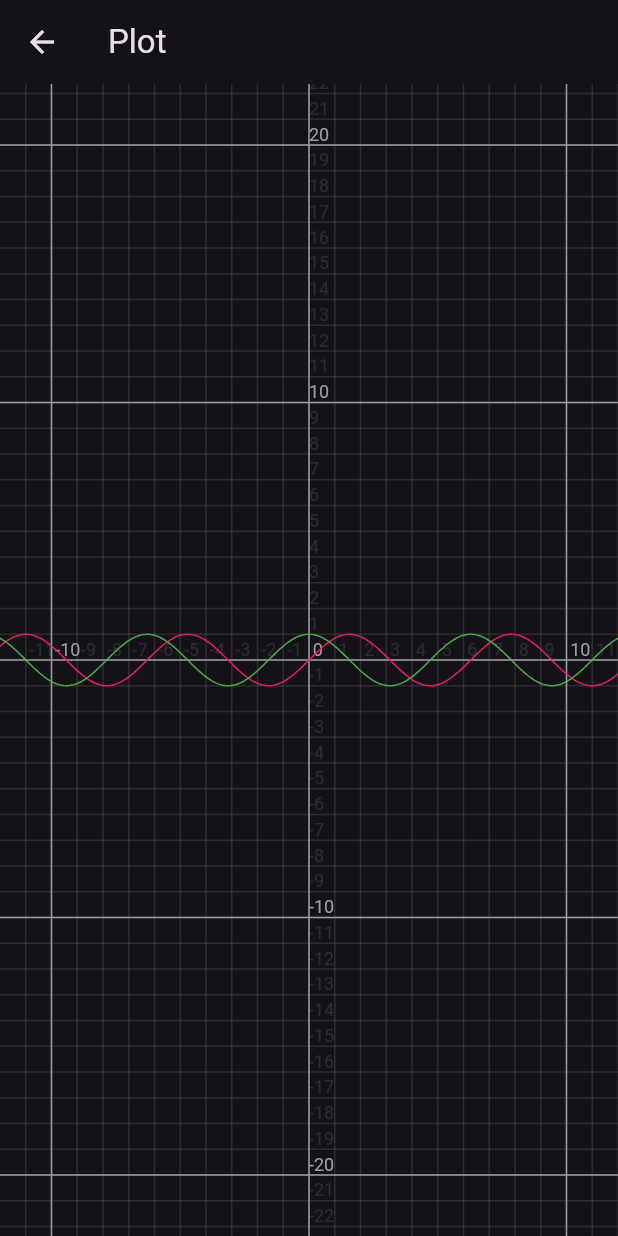
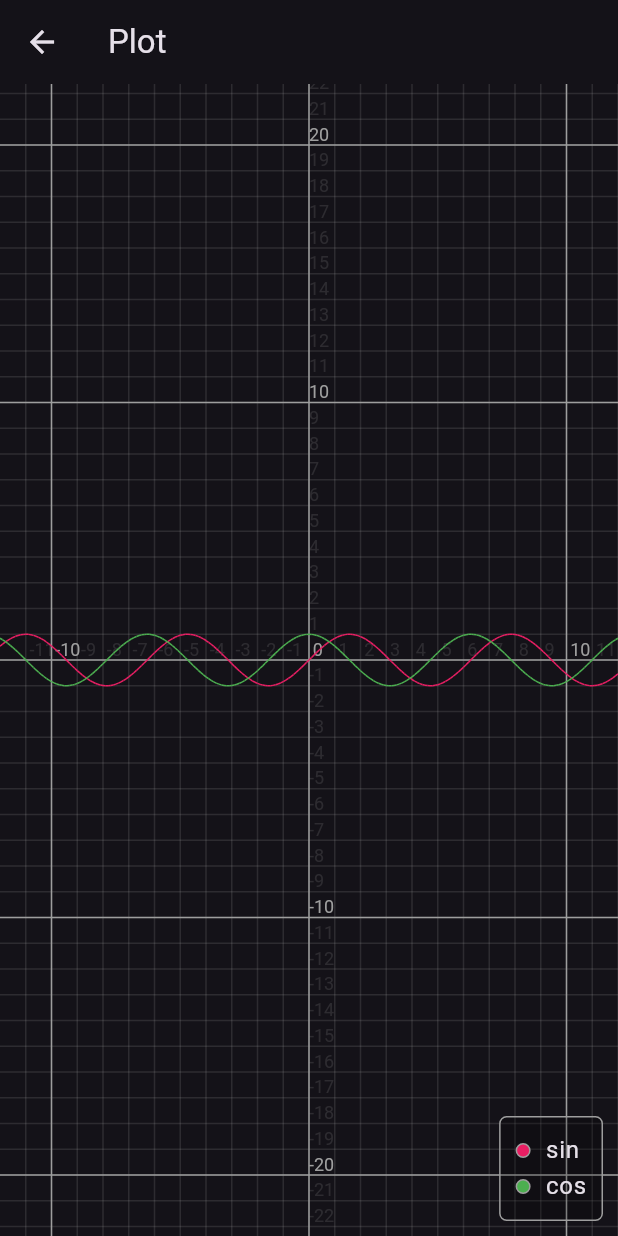
Before and after one commit to david072/funcially, a Flutter app: the screen it shows after launch, after a tap on the "show chart" icon, on a phone screen of 412 x 824 dp. Run offline on Flutter 3.47's test engine with Material 2 defaults, Android fonts, the phone set to English and light mode, and no system bars; our stand-ins replace after_layout, google_fonts, settings_ui, shared_preferences; missing offline and left inert: dart:ffi, linked_scroll_controller; statements that could not run were skipped; project files that could hold a hidden picture were left out.

Commit message:
feat(frontend): simple plot legend

```diff
--- a/frontend/lib/pages/plot_page.dart
+++ b/frontend/lib/pages/plot_page.dart
@@ -18,10 +18,12 @@ class _PlotPageState extends State<PlotPage> {
       body: const PlotWidget(
         graphs: [
           PlotGraph(
+            name: "sin",
             function: sin,
             color: Colors.pink,
           ),
           PlotGraph(
+            name: "cos",
             function: cos,
             color: Colors.green,
           ),
--- a/frontend/lib/widgets/plot.dart
+++ b/frontend/lib/widgets/plot.dart
@@ -383,10 +383,12 @@ class _PlotPainter extends CustomPainter {
 }
 
 class PlotGraph {
+  final String name;
   final Color color;
   final double Function(double x) function;
 
   const PlotGraph({
+    required this.name,
     required this.function,
     this.color = Colors.white,
   });
@@ -405,7 +407,10 @@ class PlotGraph {
 
   @override
   bool operator ==(Object other) =>
-      other is PlotGraph && other.color == color && other.function == function;
+      other is PlotGraph &&
+      other.name == name &&
+      other.color == color &&
+      other.function == function;
 
   @override
   int get hashCode => Object.hash(color, function);
@@ -424,6 +429,8 @@ class PlotWidget extends StatefulWidget {
 }
 
 class _PlotWidgetState extends State<PlotWidget> {
+  List<(bool, PlotGraph)> graphs = const [];
+
   _PlotBounds? bounds;
 
   late Offset previousScalePos;
@@ -461,6 +468,38 @@ class _PlotWidgetState extends State<PlotWidget> {
   }
 
   @override
+  void initState() {
+    super.initState();
+    updateGraphs(widget);
+  }
+
+  @override
+  void didUpdateWidget(PlotWidget oldWidget) {
+    super.didUpdateWidget(oldWidget);
+    updateGraphs(oldWidget);
+  }
+
+  void updateGraphs(PlotWidget widget) {
+    if (graphs.isEmpty) {
+      graphs = widget.graphs.map((g) => (true, g)).toList();
+      return;
+    }
+
+    var newGraphs = const <(bool, PlotGraph)>[];
+    for (var g in widget.graphs) {
+      var index = graphs.indexWhere((e) => e.$2.name == g.name);
+      if (index != -1) {
+        newGraphs.add((graphs[index].$1, g));
+        continue;
+      }
+
+      newGraphs.add((true, g));
+    }
+
+    graphs = newGraphs;
+  }
+
+  @override
   Widget build(BuildContext context) {
     return LayoutBuilder(builder: (context, constraints) {
       if (bounds == null) {
@@ -470,7 +509,9 @@ class _PlotWidgetState extends State<PlotWidget> {
         bounds = _PlotBounds(x: x, y: y);
       }
 
-      return GestureDetector(
+      return Stack(
+        children: [
+          GestureDetector(
             onScaleStart: (details) {
               previousScalePos = details.localFocalPoint;
               lastScalingFactor = 1;
@@ -483,11 +524,81 @@ class _PlotWidgetState extends State<PlotWidget> {
             child: CustomPaint(
               painter: _PlotPainter(
                 bounds: bounds!,
-            graphs: widget.graphs,
+                graphs: graphs.where((e) => e.$1).map((e) => e.$2).toList(),
               ),
               size: Size.infinite,
             ),
+          ),
+          Align(
+            alignment: Alignment.bottomRight,
+            child: _PlotLegend(
+              graphs: graphs,
+              onChanged: (i, enabled) {
+                graphs[i] = (enabled, graphs[i].$2);
+                setState(() {});
+              },
+            ),
+          ),
+        ],
       );
     });
   }
 }
+
+class _PlotLegend extends StatelessWidget {
+  const _PlotLegend({
+    super.key,
+    required this.graphs,
+    required this.onChanged,
+  });
+
+  final List<(bool, PlotGraph)> graphs;
+
+  final void Function(int i, bool enabled) onChanged;
+
+  @override
+  Widget build(BuildContext context) {
+    return Container(
+      decoration: BoxDecoration(
+        color: Colors.black.withOpacity(.2),
+        border: Border.all(
+          color: Colors.grey,
+        ),
+        borderRadius: BorderRadius.circular(5),
+      ),
+      margin: const EdgeInsets.all(10),
+      padding: const EdgeInsets.all(10),
+      child: Column(
+        mainAxisSize: MainAxisSize.min,
+        crossAxisAlignment: CrossAxisAlignment.start,
+        children: graphs.indexed.map((e) {
+          return GestureDetector(
+            onTap: () => onChanged(e.$1, !e.$2.$1),
+            child: Container(
+              color: Colors.transparent,
+              child: Row(
+                mainAxisSize: MainAxisSize.min,
+                children: [
+                  Container(
+                    decoration: BoxDecoration(
+                      shape: BoxShape.circle,
+                      color: e.$2.$1 ? e.$2.$2.color : Colors.transparent,
+                      border: Border.all(color: Colors.grey),
+                    ),
+                    width: 10,
+                    height: 10,
+                  ),
+                  const SizedBox(width: 10),
+                  Text(
+                    e.$2.$2.name,
+                    style: Theme.of(context).textTheme.bodyLarge,
+                  ),
+                ],
+              ),
+            ),
+          );
+        }).toList(),
+      ),
+    );
+  }
+}
```
Lines whose indentation alone changed are shown as unchanged.
